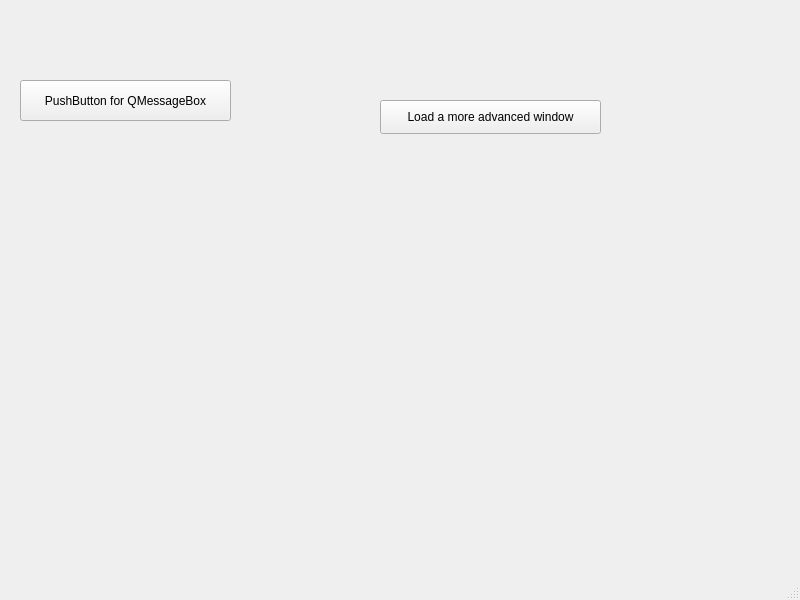
Before: the Qt Designer form src/main_window.ui in rfrench3/pyside6-flatpak-template, drawn with Qt 5.
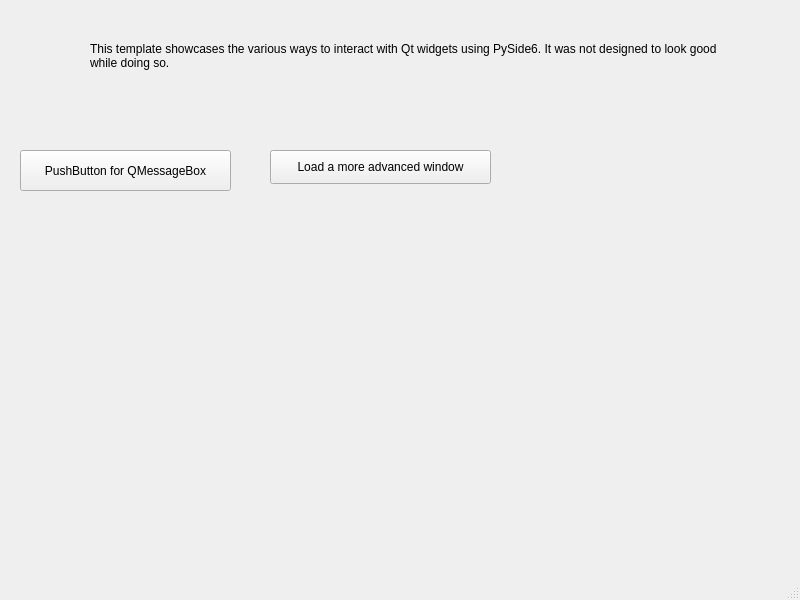
After: the same form once the commit is applied.

Commit message: finished up the logic and ui

The edit to the form file:
```diff
--- a/src/main_window.ui
+++ b/src/main_window.ui
@@ -18,7 +18,7 @@
     <property name="geometry">
      <rect>
       <x>20</x>
-      <y>80</y>
+      <y>150</y>
       <width>211</width>
       <height>41</height>
      </rect>
@@ -36,8 +36,8 @@
    <widget class="QPushButton" name="load_advanced_window">
     <property name="geometry">
      <rect>
-      <x>380</x>
-      <y>100</y>
+      <x>270</x>
+      <y>150</y>
       <width>221</width>
       <height>34</height>
      </rect>
@@ -46,6 +46,22 @@
      <string>Load a more advanced window</string>
     </property>
    </widget>
+   <widget class="QLabel" name="label">
+    <property name="geometry">
+     <rect>
+      <x>90</x>
+      <y>10</y>
+      <width>651</width>
+      <height>91</height>
+     </rect>
+    </property>
+    <property name="text">
+     <string>This template showcases the various ways to interact with Qt widgets using PySide6. It was not designed to look good while doing so.</string>
+    </property>
+    <property name="wordWrap">
+     <bool>true</bool>
+    </property>
+   </widget>
   </widget>
   <widget class="QMenuBar" name="menubar">
    <property name="geometry">
```
The commit also changes 3 other files.
